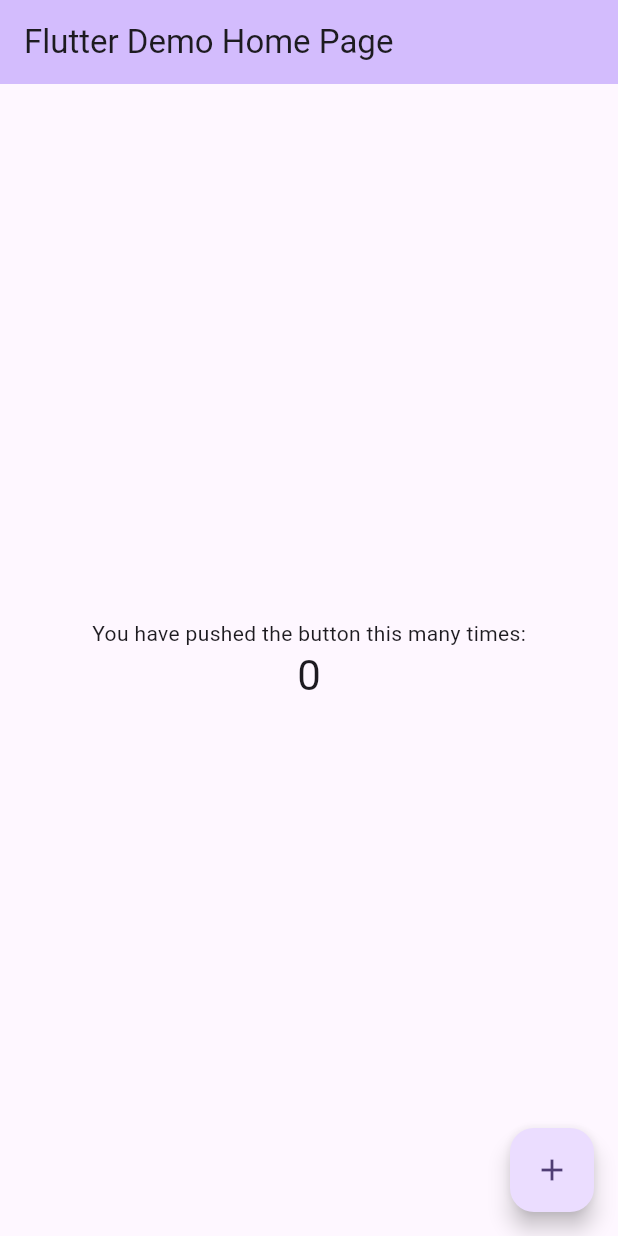
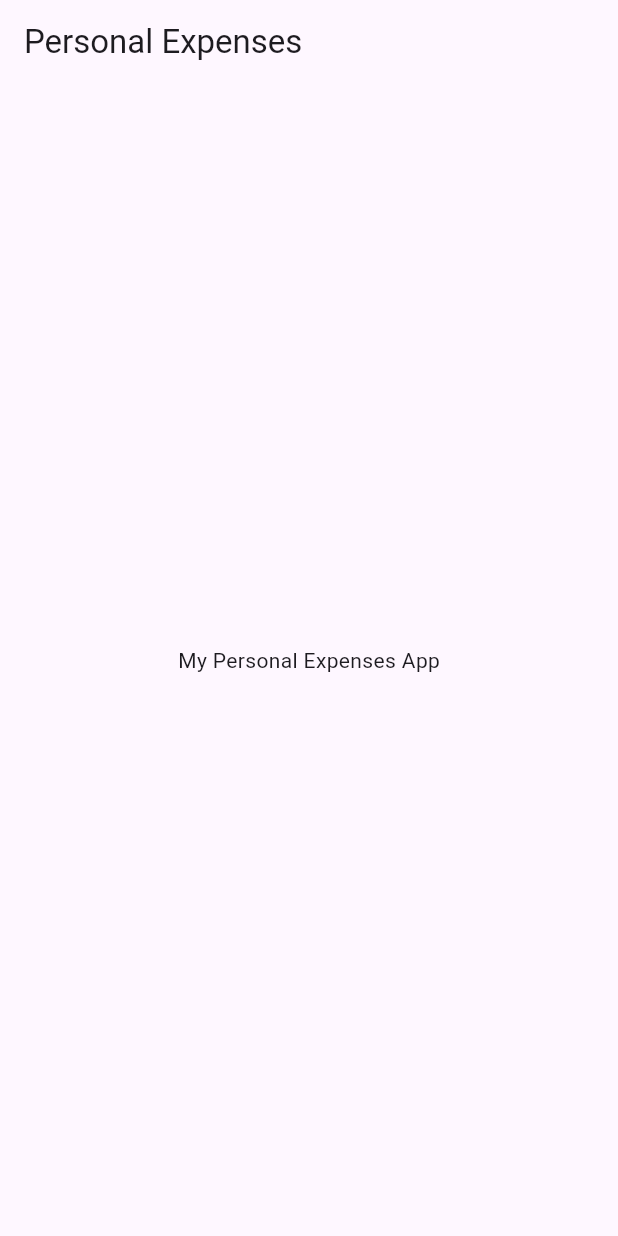
Before and after one commit to aureliojoseph/personal_expenses, a Flutter app: the screen it shows after launch, on a phone screen of 412 x 824 dp. Run offline on Flutter 3.47's test engine with Material 3 defaults, Android fonts, the phone set to English and light mode, and no system bars.

Commit message:
feat: scaffold app main structure

```diff
--- a/lib/main.dart
+++ b/lib/main.dart
@@ -1,122 +1,26 @@
 import 'package:flutter/material.dart';
 
 void main() {
-  runApp(const MyApp());
+  runApp(const PersonalExpenses());
 }
 
-class MyApp extends StatelessWidget {
-  const MyApp({super.key});
+class PersonalExpenses extends StatelessWidget {
+  const PersonalExpenses({super.key});
 
-  // This widget is the root of your application.
   @override
   Widget build(BuildContext context) {
-    return MaterialApp(
-      title: 'Flutter Demo',
-      theme: ThemeData(
-        // This is the theme of your application.
-        //
-        // TRY THIS: Try running your application with "flutter run". You'll see
-        // the application has a purple toolbar. Then, without quitting the app,
-        // try changing the seedColor in the colorScheme below to Colors.green
-        // and then invoke "hot reload" (save your changes or press the "hot
-        // reload" button in a Flutter-supported IDE, or press "r" if you used
-        // the command line to start the app).
-        //
-        // Notice that the counter didn't reset back to zero; the application
-        // state is not lost during the reload. To reset the state, use hot
-        // restart instead.
-        //
-        // This works for code too, not just values: Most code changes can be
-        // tested with just a hot reload.
-        colorScheme: ColorScheme.fromSeed(seedColor: Colors.deepPurple),
-      ),
-      home: const MyHomePage(title: 'Flutter Demo Home Page'),
+    return MaterialApp(title: 'Personal Expenses', home: MyHomePage());
+  }
+}
+
+class MyHomePage extends StatelessWidget {
+  const MyHomePage({super.key});
+
+  @override
+  Widget build(BuildContext context) {
+    return Scaffold(
+      appBar: AppBar(title: Text('Personal Expenses')),
+      body: Center(child: Text('My Personal Expenses App')),
     );
   }
 }
-
-class MyHomePage extends StatefulWidget {
-  const MyHomePage({super.key, required this.title});
-
-  // This widget is the home page of your application. It is stateful, meaning
-  // that it has a State object (defined below) that contains fields that affect
-  // how it looks.
-
-  // This class is the configuration for the state. It holds the values (in this
-  // case the title) provided by the parent (in this case the App widget) and
-  // used by the build method of the State. Fields in a Widget subclass are
-  // always marked "final".
-
-  final String title;
-
-  @override
-  State<MyHomePage> createState() => _MyHomePageState();
-}
-
-class _MyHomePageState extends State<MyHomePage> {
-  int _counter = 0;
-
-  void _incrementCounter() {
-    setState(() {
-      // This call to setState tells the Flutter framework that something has
-      // changed in this State, which causes it to rerun the build method below
-      // so that the display can reflect the updated values. If we changed
-      // _counter without calling setState(), then the build method would not be
-      // called again, and so nothing would appear to happen.
-      _counter++;
-    });
-  }
-
-  @override
-  Widget build(BuildContext context) {
-    // This method is rerun every time setState is called, for instance as done
-    // by the _incrementCounter method above.
-    //
-    // The Flutter framework has been optimized to make rerunning build methods
-    // fast, so that you can just rebuild anything that needs updating rather
-    // than having to individually change instances of widgets.
-    return Scaffold(
-      appBar: AppBar(
-        // TRY THIS: Try changing the color here to a specific color (to
-        // Colors.amber, perhaps?) and trigger a hot reload to see the AppBar
-        // change color while the other colors stay the same.
-        backgroundColor: Theme.of(context).colorScheme.inversePrimary,
-        // Here we take the value from the MyHomePage object that was created by
-        // the App.build method, and use it to set our appbar title.
-        title: Text(widget.title),
-      ),
-      body: Center(
-        // Center is a layout widget. It takes a single child and positions it
-        // in the middle of the parent.
-        child: Column(
-          // Column is also a layout widget. It takes a list of children and
-          // arranges them vertically. By default, it sizes itself to fit its
-          // children horizontally, and tries to be as tall as its parent.
-          //
-          // Column has various properties to control how it sizes itself and
-          // how it positions its children. Here we use mainAxisAlignment to
-          // center the children vertically; the main axis here is the vertical
-          // axis because Columns are vertical (the cross axis would be
-          // horizontal).
-          //
-          // TRY THIS: Invoke "debug painting" (choose the "Toggle Debug Paint"
-          // action in the IDE, or press "p" in the console), to see the
-          // wireframe for each widget.
-          mainAxisAlignment: MainAxisAlignment.center,
-          children: <Widget>[
-            const Text('You have pushed the button this many times:'),
-            Text(
-              '$_counter',
-              style: Theme.of(context).textTheme.headlineMedium,
-            ),
-          ],
-        ),
-      ),
-      floatingActionButton: FloatingActionButton(
-        onPressed: _incrementCounter,
-        tooltip: 'Increment',
-        child: const Icon(Icons.add),
-      ), // This trailing comma makes auto-formatting nicer for build methods.
-    );
-  }
-}
```
Also changed, not shown: 1 other file.
